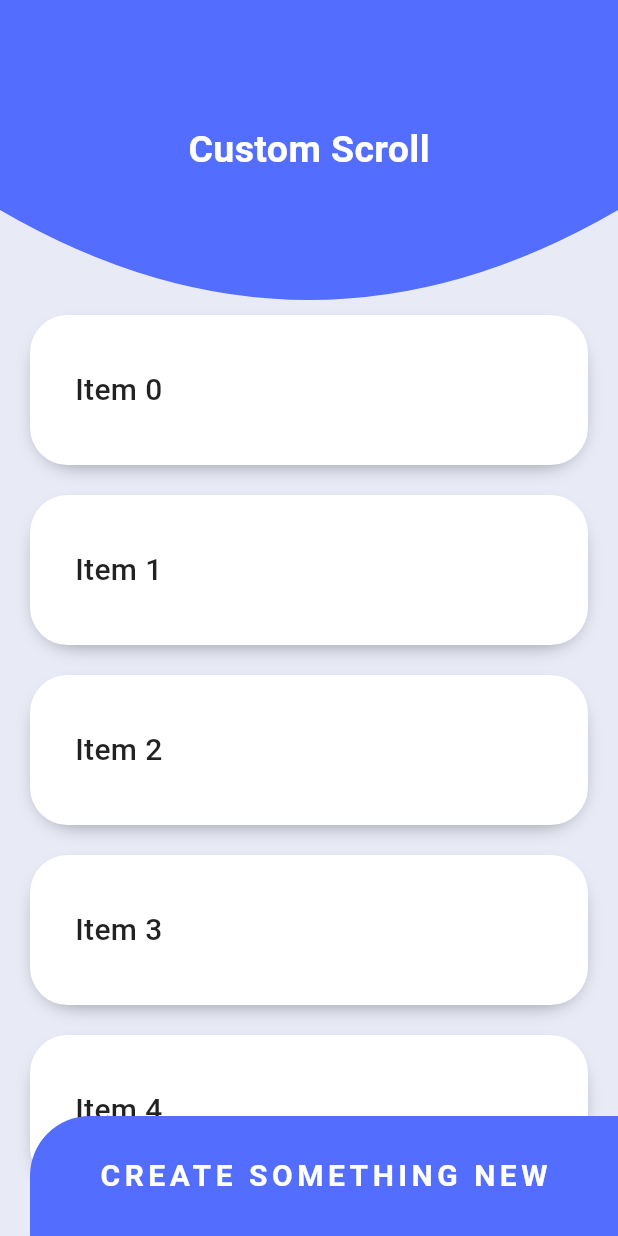
After one commit to JhonEdinson-Shongo/flutter_animations_course, a Flutter app: the screen it shows after launch, after a tap on "Layout 2 Slivers", on a phone screen of 412 x 824 dp. The commit adds this screen. Run offline on Flutter 3.47's test engine with Material 3 defaults, Android fonts, the phone set to English and light mode, and no system bars; our stand-ins replace animate_do; Roboto replaces fonts that are missing (Poppins).

Commit message:
[FEAT] Add Layout 2 page with CustomScrollView and Slivers; update navigation and README

```diff
--- a/designs_1/lib/src/pages/home_page.dart
+++ b/designs_1/lib/src/pages/home_page.dart
@@ -45,10 +45,16 @@ class HomePage
               onTap: () => Navigator.pushNamed(context, 'PinterestGridPage'),
             ),
             ListTile(
-              title: const Text('Layout 1'),
+              title: const Text('Layout 1 ListView'),
               trailing: const  Icon(Icons.arrow_forward_ios),
               leading: const Icon(Icons.layers_outlined),
               onTap: () => Navigator.pushNamed(context, 'Layout1Page'),
+            ),
+            ListTile(
+              title: const Text('Layout 2 Slivers'),
+              trailing: const  Icon(Icons.arrow_forward_ios),
+              leading: const Icon(Icons.splitscreen_rounded),
+              onTap: () => Navigator.pushNamed(context, 'Layout2Page'),
             ),
           ],
         )
--- /dev/null
+++ b/designs_1/lib/src/pages/layout_2_page.dart
@@ -0,0 +1,175 @@
+import 'package:designs_1/src/themes/app_theme.dart';
+import 'package:flutter/material.dart';
+
+import '../widgets/headers.dart';
+
+class Layout2Page extends StatelessWidget {
+  const Layout2Page({super.key});
+
+  @override
+  Widget build(BuildContext context) {
+    return Scaffold(
+      body: Container(
+        height: double.infinity,
+        width: double.infinity,
+        color: Colors.indigo[50],
+        child: Stack(
+          children: [
+            _MainScroll(),
+            Positioned(
+              bottom: 0,
+              right: 0,
+              child: GestureDetector(
+                onTap: () {},
+                child: Container(
+                  height: 80,
+                  width: MediaQuery.of(context).size.width - 20,
+                  alignment: Alignment.center,
+                  decoration: const BoxDecoration(
+                    color: AppTheme.secondary,
+                    borderRadius: BorderRadius.only(
+                      topLeft: Radius.circular(40),
+                    ),
+                  ),
+                  child: const Text(
+                    'CREATE SOMETHING NEW',
+                    style: TextStyle(
+                      color: AppTheme.white,
+                      fontSize: 20,
+                      fontWeight: FontWeight.bold,
+                      letterSpacing: 3,
+                    ),
+                  ),
+                ),
+              ),
+            )
+          ],
+        ),
+      ),
+    );
+  }
+}
+
+class _MainScroll extends StatelessWidget {
+  @override
+  Widget build(BuildContext context) {
+    return CustomScrollView(
+      slivers: [
+        // Es un appbar qeu se puede quedar tipo fixed o floating en el scroll
+        // const SliverAppBar(
+        //   floating: true,
+        //   backgroundColor: AppTheme.primary,
+        //   title: Text('Custom Scroll'),
+        //   centerTitle: true,
+        // ),
+        SliverPersistentHeader(
+          floating: true,
+          delegate: _CustomAppBar(
+            minHeight: 200,
+            maxHeight: 200,
+            child: const Stack(
+              children: [
+                HeaderCurvo(
+                  color: AppTheme.secondary,
+                  height: 200,
+                ),
+                Center(
+                  child: Text(
+                    'Custom Scroll',
+                    style: TextStyle(
+                      color: AppTheme.white,
+                      fontSize: 25,
+                      fontWeight: FontWeight.bold,
+                    ),
+                  ),
+                )
+              ],
+            )
+          ),
+        ),
+        SliverList(
+          delegate: SliverChildListDelegate([
+            ...List.generate(
+              20,
+              (index) => _ItemList(index),
+            ),
+            const SizedBox(height: 100),
+          ]),
+        ),
+      ],
+    );
+  }
+}
+
+class _CustomAppBar extends SliverPersistentHeaderDelegate {
+  final double minHeight;
+  final double maxHeight;
+  final Widget child;
+
+  _CustomAppBar({
+    required this.minHeight,
+    required this.maxHeight,
+    required this.child,
+  });
+
+  @override
+  Widget build(
+      BuildContext context, double shrinkOffset, bool overlapsContent) {
+    return SizedBox.expand(
+      child: child,
+    );
+  }
+
+  @override
+  double get maxExtent => maxHeight < minHeight ? minHeight : maxHeight;
+
+  @override
+  double get minExtent => minHeight;
+
+  @override
+  bool shouldRebuild(covariant _CustomAppBar oldDelegate) {
+    return maxHeight != oldDelegate.maxHeight ||
+        minHeight != oldDelegate.minHeight ||
+        child != oldDelegate.child;
+  }
+}
+
+class _ItemList extends StatelessWidget {
+  final int index;
+  const _ItemList(this.index);
+
+  @override
+  Widget build(BuildContext context) {
+    return Container(
+      height: 100,
+      margin: const EdgeInsets.symmetric(
+        vertical: 10,
+        horizontal: 20,
+      ),
+      padding: const EdgeInsets.symmetric(
+        vertical: 20,
+        horizontal: 30,
+      ),
+      alignment: Alignment.centerLeft,
+      decoration: BoxDecoration(
+        color: Colors.white,
+        borderRadius: BorderRadius.circular(25),
+        boxShadow: const [
+          BoxShadow(
+            color: Colors.black38,
+            blurRadius: 10,
+            spreadRadius: -5,
+            offset: Offset(0, 5),
+          )
+        ],
+      ),
+      child: Text(
+        'Item $index',
+        style: const TextStyle(
+          fontSize: 20,
+          fontWeight: FontWeight.w500,
+        ),
+      ),
+    );
+  }
+}
--- a/designs_1/lib/src/pages/pages.dart
+++ b/designs_1/lib/src/pages/pages.dart
@@ -6,3 +6,4 @@ export 'progress_bar_page.dart';
 export 'slideshow_page.dart';
 export 'pinterest_grid_page.dart';
 export 'layout_1_page.dart';
+export 'layout_2_page.dart';
--- a/designs_1/lib/src/router/app_routes.dart
+++ b/designs_1/lib/src/router/app_routes.dart
@@ -20,6 +20,8 @@ class AppRoutes {
         {'PinterestGridPage': (BuildContext context) => PinterestGridPage()});
     appRoutes.addAll(
         {'Layout1Page': (BuildContext context) => Layout1Page()});
+    appRoutes.addAll(
+        {'Layout2Page': (BuildContext context) => const Layout2Page()});
 
     return appRoutes;
   }
--- a/designs_1/lib/src/widgets/headers.dart
+++ b/designs_1/lib/src/widgets/headers.dart
@@ -93,31 +93,41 @@ class _HeaderRowDownPainter extends CustomPainter {
 }
 
 class HeaderCurvo extends StatelessWidget {
-  const HeaderCurvo({super.key});
+  final Color color;
+  final double height;
+  const HeaderCurvo({
+    super.key,
+    this.color = AppTheme.primary,
+    this.height = 300,
+  });
 
   @override
   Widget build(BuildContext context) {
     return SizedBox(
-      height: 350,
+      height: height,
       width: double.infinity,
       child: CustomPaint(
-        painter: _HeaderCurvoPainter(),
+        painter: _HeaderCurvoPainter(
+          color: color,
+        ),
       ),
     );
   }
 }
 
 class _HeaderCurvoPainter extends CustomPainter {
+  final Color color;
+  _HeaderCurvoPainter({this.color = AppTheme.primary});
   @override
   void paint(Canvas canvas, Size size) {
     final paint = Paint()
-      ..color = AppTheme.primary
+      ..color = color
       ..style = PaintingStyle.fill;
 
     final path = Path()
-      ..lineTo(0, size.height * 0.5)
+      ..lineTo(0, size.height * 0.7)
       ..quadraticBezierTo(
-          size.width / 2, size.height, size.width, size.height * 0.5)
+          size.width / 2, size.height + size.height * 0.3, size.width, size.height * 0.7)
       ..lineTo(size.width, 0)
       ..close();
 
```
Also changed, not shown: 1 other file.
